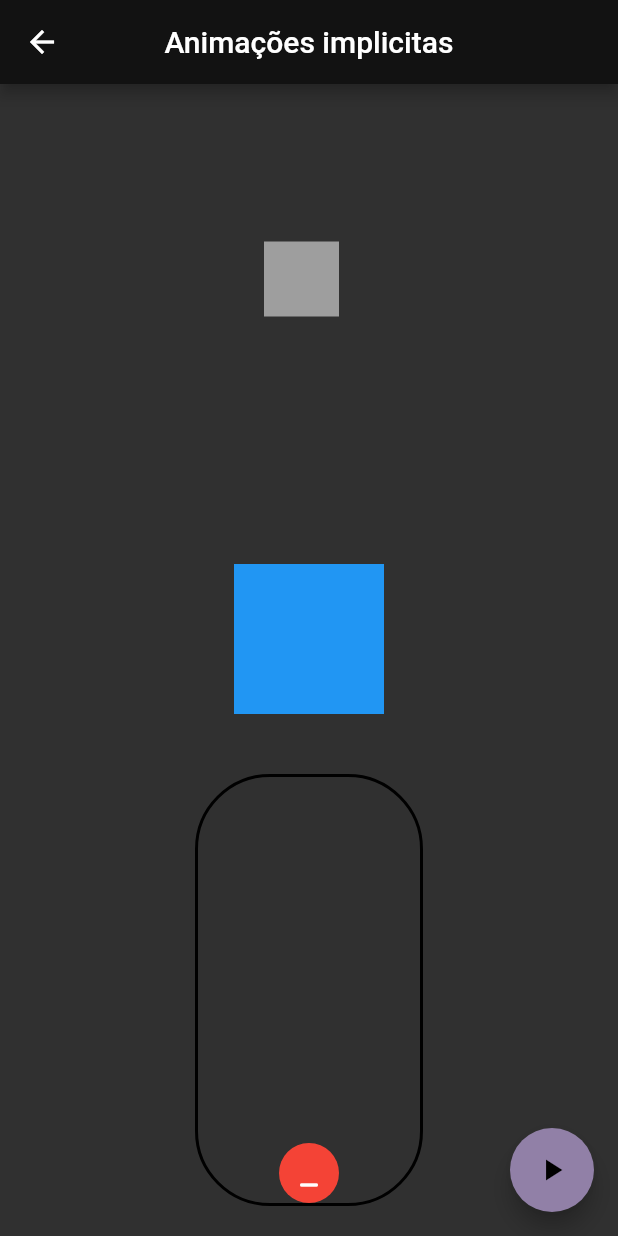
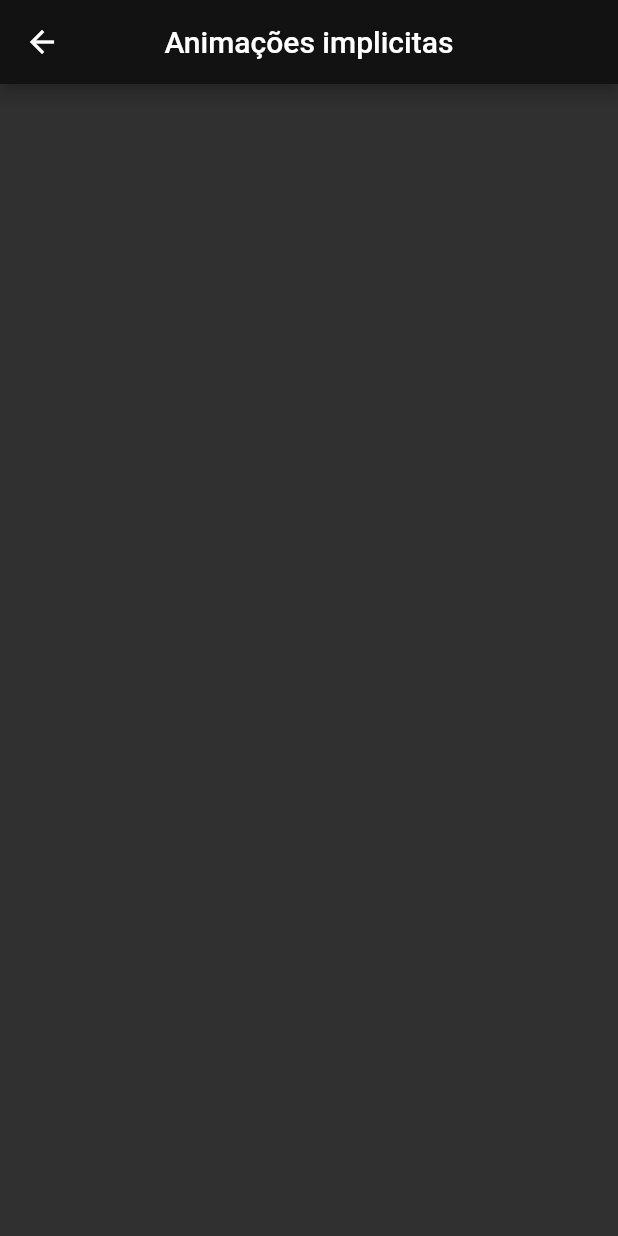
Before and after one commit to CristovoXDGM/flutter_animations_fteam, a Flutter app: the screen it shows after launch, after a tap on "Animações implicitas", on a phone screen of 412 x 824 dp. Run offline on Flutter 3.47's test engine with Material 2 defaults, Android fonts, the phone set to English and light mode, and no system bars; our stand-ins replace flutter_modular.

Commit message:
Preparing code for presentation

```diff
--- a/lib/app/modules/flutter_animations/presenter/components/animated_align_example.dart
+++ b/lib/app/modules/flutter_animations/presenter/components/animated_align_example.dart
@@ -1,9 +1,11 @@
 import 'package:flutter/material.dart';
 
 class AnimatedAlignExample extends StatefulWidget {
-  const AnimatedAlignExample({Key? key, this.isBallAligned = false})
-      : super(key: key);
-  final bool isBallAligned;
+  const AnimatedAlignExample({
+    Key? key,
+    // this.isBallAligned = false,
+  }) : super(key: key);
+  // final bool isBallAligned;
 
   @override
   State<AnimatedAlignExample> createState() => _AnimatedAlignExampleState();
@@ -12,32 +14,35 @@ class AnimatedAlignExample extends StatefulWidget {
 class _AnimatedAlignExampleState extends State<AnimatedAlignExample> {
   @override
   Widget build(BuildContext context) {
-    return Expanded(
-        child: Container(
-      margin: const EdgeInsets.symmetric(horizontal: 130, vertical: 20),
-      decoration: BoxDecoration(
-          borderRadius: BorderRadius.circular(50),
-          border: Border.all(
-            color: Colors.black,
-            width: 2,
-          )),
-      child: AnimatedAlign(
-        curve: Curves.bounceOut,
-        duration: const Duration(seconds: 1),
-        alignment:
-            widget.isBallAligned ? Alignment.topCenter : Alignment.bottomCenter,
-        child: ClipOval(
-          child: Container(
-            height: 40,
-            width: 40,
-            child: Center(
-              child: Icon(
-                  widget.isBallAligned ? Icons.add : Icons.minimize_rounded),
-            ),
-            color: widget.isBallAligned ? Colors.blue : Colors.red,
-          ),
-        ),
-      ),
-    ));
+    return Container();
+    // return Expanded(
+    //   child: Container(
+    //     margin: const EdgeInsets.symmetric(horizontal: 130, vertical: 20),
+    //     decoration: BoxDecoration(
+    //         borderRadius: BorderRadius.circular(50),
+    //         border: Border.all(
+    //           color: Colors.black,
+    //           width: 2,
+    //         )),
+    //     child: AnimatedAlign(
+    //       curve: Curves.bounceOut,
+    //       duration: const Duration(seconds: 1),
+    //       alignment: widget.isBallAligned
+    //           ? Alignment.topCenter
+    //           : Alignment.bottomCenter,
+    //       child: ClipOval(
+    //         child: Container(
+    //           height: 40,
+    //           width: 40,
+    //           child: Center(
+    //             child: Icon(
+    //                 widget.isBallAligned ? Icons.add : Icons.minimize_rounded),
+    //           ),
+    //           color: widget.isBallAligned ? Colors.blue : Colors.red,
+    //         ),
+    //       ),
+    //     ),
+    //   ),
+    // );
   }
 }
--- a/lib/app/modules/flutter_animations/presenter/components/animated_container_example.dart
+++ b/lib/app/modules/flutter_animations/presenter/components/animated_container_example.dart
@@ -1,13 +1,12 @@
-import 'package:flutter/foundation.dart';
 import 'package:flutter/material.dart';
 
 class AnimatedContainerExample extends StatefulWidget {
   const AnimatedContainerExample({
     Key? key,
-    required this.valueListenable,
+    // required this.valueListenable,
   }) : super(key: key);
 
-  final ValueListenable valueListenable;
+  // final ValueListenable valueListenable;
 
   @override
   State<AnimatedContainerExample> createState() =>
@@ -15,33 +14,34 @@ class AnimatedContainerExample extends StatefulWidget {
 }
 
 class _AnimatedContainerExampleState extends State<AnimatedContainerExample> {
-  double boxSize = 300;
+  // double boxSize = 300;
 
   @override
   Widget build(BuildContext context) {
-    return ValueListenableBuilder(
-      valueListenable: widget.valueListenable,
-      builder: (_, canAnimate, __) {
-        return AnimatedContainer(
-          decoration: BoxDecoration(
-            borderRadius: BorderRadius.circular(16),
-            color: canAnimate as bool ? Colors.transparent : Colors.amber,
-          ),
-          curve: Curves.easeIn,
-          alignment: canAnimate ? Alignment.centerLeft : Alignment.centerRight,
-          height: 100,
-          width: canAnimate ? 100 : boxSize,
-          // width: isSmall as bool ? 100 : 200,
-          duration: const Duration(milliseconds: 500),
-          child: AnimatedContainer(
-            duration: const Duration(milliseconds: 500),
-            margin: const EdgeInsets.only(left: 20, right: 20),
-            height: 50,
-            width: 50,
-            color: canAnimate ? Colors.grey : Colors.amber.shade900,
-          ),
-        );
-      },
-    );
+    return Container();
+    // return ValueListenableBuilder(
+    //   valueListenable: widget.valueListenable,
+    //   builder: (_, canAnimate, __) {
+    //     return AnimatedContainer(
+    //       decoration: BoxDecoration(
+    //         borderRadius: BorderRadius.circular(16),
+    //         color: canAnimate as bool ? Colors.transparent : Colors.amber,
+    //       ),
+    //       curve: Curves.easeIn,
+    //       alignment: canAnimate ? Alignment.centerLeft : Alignment.centerRight,
+    //       height: 100,
+    //       width: canAnimate ? 100 : boxSize,
+    //       // width: isSmall as bool ? 100 : 200,
+    //       duration: const Duration(milliseconds: 500),
+    //       child: AnimatedContainer(
+    //         duration: const Duration(milliseconds: 500),
+    //         margin: const EdgeInsets.only(left: 20, right: 20),
+    //         height: 50,
+    //         width: 50,
+    //         color: canAnimate ? Colors.grey : Colors.amber.shade900,
+    //       ),
+    //     );
+    //   },
+    // );
   }
 }
--- a/lib/app/modules/flutter_animations/presenter/components/animated_crossfade_example.dart
+++ b/lib/app/modules/flutter_animations/presenter/components/animated_crossfade_example.dart
@@ -1,9 +1,11 @@
 import 'package:flutter/material.dart';
 
 class AnimatedCrossFadeExample extends StatefulWidget {
-  const AnimatedCrossFadeExample({Key? key, required this.crossFadeState})
-      : super(key: key);
-  final CrossFadeState crossFadeState;
+  const AnimatedCrossFadeExample({
+    Key? key,
+    // required this.crossFadeState,
+  }) : super(key: key);
+  // final CrossFadeState crossFadeState;
 
   @override
   State<AnimatedCrossFadeExample> createState() =>
@@ -11,29 +13,31 @@ class AnimatedCrossFadeExample extends StatefulWidget {
 }
 
 class _AnimatedCrossFadeExampleState extends State<AnimatedCrossFadeExample> {
-  final Duration defaultCrossfadeDuration = const Duration(seconds: 2);
+  // final Duration defaultCrossfadeDuration = const Duration(seconds: 2);
 
   @override
   Widget build(BuildContext context) {
-    return Center(
-      child: AnimatedCrossFade(
-        crossFadeState: widget.crossFadeState,
-        duration: defaultCrossfadeDuration,
-        firstChild: Container(
-          height: 100,
-          width: 100,
-          color: Colors.blue,
-        ),
-        secondChild: Container(
-          height: 100,
-          width: 200,
-          color: Colors.red,
-        ),
-        firstCurve: Curves.easeInBack,
-        secondCurve: Curves.easeIn,
-        sizeCurve: Curves.bounceOut,
-        reverseDuration: defaultCrossfadeDuration,
-      ),
-    );
+    return const Center(
+        // child: AnimatedCrossFade(
+        //   crossFadeState: widget.crossFadeState,
+        //   duration: defaultCrossfadeDuration,
+        //   firstChild: AnimatedContainer(
+        //     duration: defaultCrossfadeDuration,
+        //     height: 100,
+        //     width: 100,
+        //     color: Colors.blue,
+        //   ),
+        //   secondChild: AnimatedContainer(
+        //     duration: defaultCrossfadeDuration,
+        //     height: 100,
+        //     width: 200,
+        //     color: Colors.red,
+        //   ),
+        //   firstCurve: Curves.easeInBack,
+        //   secondCurve: Curves.easeIn,
+        //   sizeCurve: Curves.bounceOut,
+        //   reverseDuration: defaultCrossfadeDuration,
+        // ),
+        );
   }
 }
--- a/lib/app/modules/flutter_animations/presenter/components/animated_opacity_example.dart
+++ b/lib/app/modules/flutter_animations/presenter/components/animated_opacity_example.dart
@@ -3,10 +3,10 @@ import 'package:flutter/material.dart';
 class AnimatedOpacityExample extends StatefulWidget {
   const AnimatedOpacityExample({
     Key? key,
-    required this.opacity,
+    // required this.opacity,
   }) : super(key: key);
 
-  final double opacity;
+  // final double opacity;
 
   @override
   State<AnimatedOpacityExample> createState() => _AnimatedOpacityExampleState();
@@ -15,18 +15,18 @@ class AnimatedOpacityExample extends StatefulWidget {
 class _AnimatedOpacityExampleState extends State<AnimatedOpacityExample> {
   @override
   Widget build(BuildContext context) {
-    return Center(
-      child: AnimatedOpacity(
-        duration: const Duration(milliseconds: 800),
-        opacity: widget.opacity,
-        child: ClipOval(
-          child: Container(
-            width: 100,
-            height: 100,
-            color: Colors.green,
-          ),
-        ),
-      ),
-    );
+    return const Center(
+        // child: AnimatedOpacity(
+        //   duration: const Duration(milliseconds: 800),
+        //   opacity: widget.opacity,
+        //   child: ClipOval(
+        //     child: Container(
+        //       width: 100,
+        //       height: 100,
+        //       color: Colors.green,
+        //     ),
+        //   ),
+        // ),
+        );
   }
 }
--- /dev/null
+++ b/lib/app/modules/flutter_animations/presenter/components/hero_component.dart
@@ -0,0 +1,53 @@
+import 'package:flutter/material.dart';
+
+class HeroComponent extends StatefulWidget {
+  const HeroComponent({Key? key}) : super(key: key);
+
+  @override
+  State<HeroComponent> createState() => _HeroComponentState();
+}
+
+class _HeroComponentState extends State<HeroComponent> {
+  @override
+  Widget build(BuildContext context) {
+    return GestureDetector(
+      onTap: () {
+        // Modular.to.pushNamed(AppRoutes.heroPage);
+      },
+      child: const SizedBox(
+        width: double.infinity,
+        // child: Card(
+        //   elevation: 2,
+        //   child: Padding(
+        //     padding: const EdgeInsets.symmetric(vertical: 10, horizontal: 20),
+        //     child: Column(
+        //       mainAxisSize: MainAxisSize.min,
+        //       children: [
+        //         const SizedBox(
+        //           height: 30,
+        //         ),
+        //         Hero(
+        //           tag: 'flutter-logo',
+        //           child: ClipRRect(
+        //             borderRadius: BorderRadius.circular(20),
+        //             child: Image.asset(
+        //               'assets/images/trees.jpeg',
+        //               fit: BoxFit.cover,
+        //             ),
+        //           ),
+        //         ),
+        //         const SizedBox(
+        //           height: 15,
+        //         ),
+        //         const Text(
+        //           "Lorem ipsum dolor sit amet, consectetur adipiscing elit. Aliquam massa et ac id lectus elit vel placerat. Magna varius magna diam nunc, iaculis. ",
+        //           textAlign: TextAlign.justify,
+        //         )
+        //       ],
+        //     ),
+        //   ),
+        // ),
+      ),
+    );
+  }
+}
--- a/lib/app/modules/flutter_animations/presenter/pages/home_page.dart
+++ b/lib/app/modules/flutter_animations/presenter/pages/home_page.dart
@@ -1,4 +1,5 @@
 import 'package:flutter/material.dart';
+import 'package:flutter_animations_fteam/app/modules/flutter_animations/presenter/components/hero_component.dart';
 import 'package:flutter_animations_fteam/app/shared/constants/app_routes.dart';
 import 'package:flutter_modular/flutter_modular.dart';
 
@@ -59,46 +60,7 @@ class _HomePageState extends State<HomePage> {
               const SizedBox(
                 height: 20,
               ),
-              GestureDetector(
-                onTap: () {
-                  Modular.to.pushNamed(AppRoutes.heroPage);
-                },
-                child: SizedBox(
-                  width: double.infinity,
-                  child: Card(
-                    elevation: 2,
-                    child: Padding(
-                      padding: const EdgeInsets.symmetric(
-                          vertical: 10, horizontal: 20),
-                      child: Column(
-                        mainAxisSize: MainAxisSize.min,
-                        children: [
-                          const SizedBox(
-                            height: 30,
-                          ),
-                          Hero(
-                            tag: 'flutter-logo',
-                            child: ClipRRect(
-                              borderRadius: BorderRadius.circular(20),
-                              child: Image.asset(
-                                'assets/images/trees.jpeg',
-                                fit: BoxFit.cover,
-                              ),
-                            ),
-                          ),
-                          const SizedBox(
-                            height: 15,
-                          ),
-                          const Text(
-                            "Lorem ipsum dolor sit amet, consectetur adipiscing elit. Aliquam massa et ac id lectus elit vel placerat. Magna varius magna diam nunc, iaculis. ",
-                            textAlign: TextAlign.justify,
-                          )
-                        ],
-                      ),
-                    ),
-                  ),
-                ),
-              ),
+              const HeroComponent(),
             ],
           ),
         ),
--- a/lib/app/modules/flutter_animations/presenter/pages/implicit_animation_page.dart
+++ b/lib/app/modules/flutter_animations/presenter/pages/implicit_animation_page.dart
@@ -19,45 +19,46 @@ class _ImplicitAnimationPAgeState extends State<ImplicitAnimationPAge> {
   late bool isBallAligned = false;
 
   final title = 'Animações implicitas';
+  // #1
+  // void changeCubeSize() {
+  //   cubeWidthhSize.value = !cubeWidthhSize.value;
+  // }
 
-  void changeCubeSize() {
-    cubeWidthhSize.value = !cubeWidthhSize.value;
-  }
+  // void changeCircleOpacity() {
+  //   setState(() {
+  //     isCircleVisible = !isCircleVisible;
+  //   });
+  // }
 
-  void changeCircleOpacity() {
-    setState(() {
-      isCircleVisible = !isCircleVisible;
-    });
-  }
+  // void changeBallState() {
+  //   setState(() {
+  //     isBallAligned = !isBallAligned;
+  //   });
+  // }
 
-  void changeBallState() {
-    setState(() {
-      isBallAligned = !isBallAligned;
-    });
-  }
+  // void changeCrossFadeState() {
+  //   setState(() {
+  //     crossFadeState = crossFadeState == CrossFadeState.showFirst
+  //         ? CrossFadeState.showSecond
+  //         : CrossFadeState.showFirst;
+  //   });
+  // }
 
-  void changeCrossFadeState() {
-    setState(() {
-      crossFadeState = crossFadeState == CrossFadeState.showFirst
-          ? CrossFadeState.showSecond
-          : CrossFadeState.showFirst;
-    });
-  }
-
-  void callAllAnimations() {
-    changeCrossFadeState();
-    changeCubeSize();
-    changeCircleOpacity();
-    changeBallState();
-  }
+  // void callAllAnimations() {
+  //   changeCrossFadeState();
+  //   changeCubeSize();
+  //   changeCircleOpacity();
+  //   changeBallState();
+  // }
 
   @override
   Widget build(BuildContext context) {
     return Scaffold(
-      floatingActionButton: FloatingActionButton(
-        child: const Icon(Icons.play_arrow),
-        onPressed: callAllAnimations,
-      ),
+      // #2
+      // floatingActionButton: FloatingActionButton(
+      //   child: const Icon(Icons.play_arrow),
+      //   onPressed: callAllAnimations,
+      // ),
       appBar: AppBar(
         centerTitle: true,
         title: Text(title),
@@ -65,29 +66,29 @@ class _ImplicitAnimationPAgeState extends State<ImplicitAnimationPAge> {
       body: Column(
         mainAxisAlignment: MainAxisAlignment.center,
         mainAxisSize: MainAxisSize.min,
-        children: [
-          const SizedBox(
+        children: const [
+          SizedBox(
             height: 80,
           ),
-          AnimatedContainerExample(
-            valueListenable: cubeWidthhSize,
-          ),
-          const SizedBox(
+          // AnimatedContainerExample(
+          //   valueListenable: cubeWidthhSize,
+          // ),
+          SizedBox(
             height: 20,
           ),
-          AnimatedOpacityExample(
-            opacity: isCircleVisible ? 1 : 0,
-          ),
-          const SizedBox(
+          // AnimatedOpacityExample(
+          //   opacity: isCircleVisible ? 1 : 0,
+          // ),
+          SizedBox(
             height: 20,
           ),
-          AnimatedCrossFadeExample(crossFadeState: crossFadeState),
-          const SizedBox(
+          // AnimatedCrossFadeExample(crossFadeState: crossFadeState),
+          SizedBox(
             height: 20,
           ),
-          AnimatedAlignExample(
-            isBallAligned: isBallAligned,
-          )
+          // AnimatedAlignExample(
+          //   isBallAligned: isBallAligned,
+          // )
         ],
       ),
     );
```
Also changed, not shown: lib/app/modules/flutter_animations/presenter/pages/explicit_animation_page.dart (+47 -45 lines), lib/app/modules/flutter_animations/presenter/pages/hero_page.dart (+13 -13 lines).
